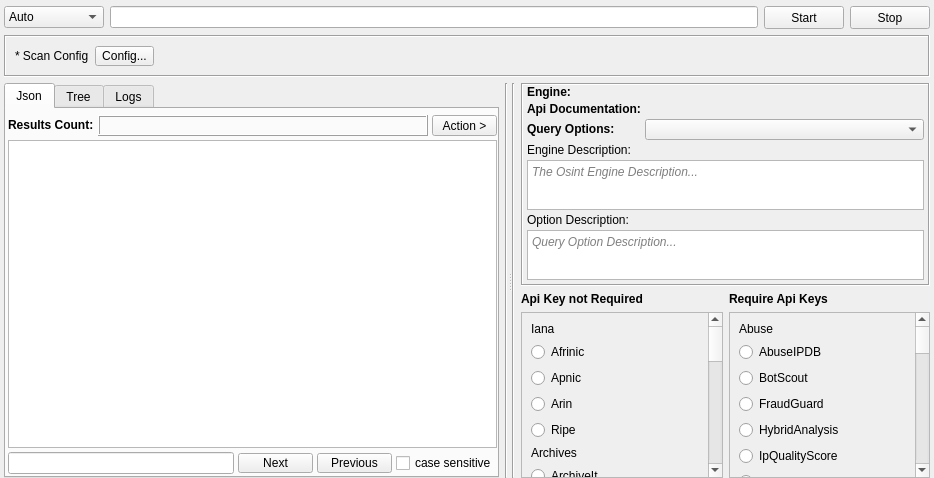
First picture: the form in gui/src/engines/raw/Raw.ui, repository 3nock/OTE, before the edit.
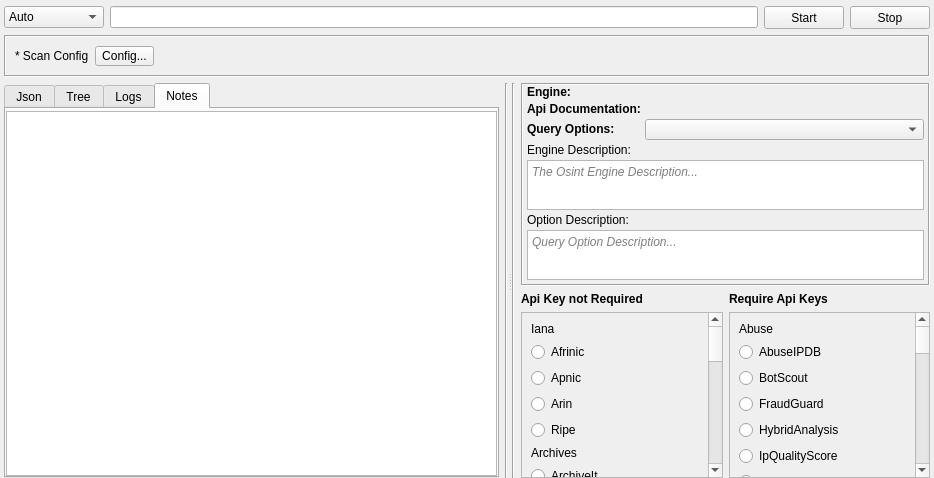
Second picture: the form after the edit. The open tabs and pages were chosen to show the change.

What changed in the file:
```diff
--- a/gui/src/engines/raw/Raw.ui
+++ b/gui/src/engines/raw/Raw.ui
@@ -413,6 +413,28 @@
            </item>
           </layout>
          </widget>
+         <widget class="QWidget" name="tabNotes">
+          <attribute name="title">
+           <string>Notes</string>
+          </attribute>
+          <layout class="QVBoxLayout" name="verticalLayout_11">
+           <property name="leftMargin">
+            <number>0</number>
+           </property>
+           <property name="topMargin">
+            <number>2</number>
+           </property>
+           <property name="rightMargin">
+            <number>0</number>
+           </property>
+           <property name="bottomMargin">
+            <number>0</number>
+           </property>
+           <item>
+            <widget class="QPlainTextEdit" name="plainTextEditNotes"/>
+           </item>
+          </layout>
+         </widget>
         </widget>
        </item>
        <item>
```
